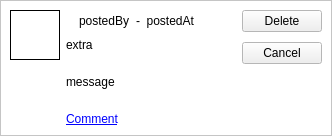
Above: ui/PostItem.ui from dmzdev/stance before the change. Below: the same form after it.
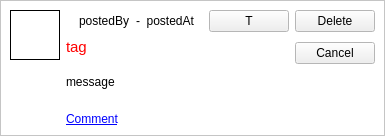
That is the form after the change.

The edit to the form file:
```diff
--- a/ui/PostItem.ui
+++ b/ui/PostItem.ui
@@ -6,7 +6,7 @@
    <rect>
     <x>0</x>
     <y>0</y>
-    <width>332</width>
+    <width>385</width>
     <height>136</height>
    </rect>
   </property>
@@ -197,38 +197,58 @@
         </property>
        </widget>
       </item>
-      <item row="3" column="1">
-       <widget class="QLabel" name="messageLabel">
-        <property name="sizePolicy">
-         <sizepolicy hsizetype="Expanding" vsizetype="MinimumExpanding">
-          <horstretch>0</horstretch>
-          <verstretch>0</verstretch>
-         </sizepolicy>
-        </property>
-        <property name="text">
-         <string>message</string>
-        </property>
-        <property name="alignment">
-         <set>Qt::AlignLeading|Qt::AlignLeft|Qt::AlignTop</set>
-        </property>
-        <property name="wordWrap">
-         <bool>true</bool>
-        </property>
-        <property name="textInteractionFlags">
-         <set>Qt::LinksAccessibleByMouse|Qt::TextSelectableByMouse</set>
-        </property>
-       </widget>
-      </item>
       <item row="2" column="1">
-       <widget class="QLabel" name="extraInfoLabel">
+       <widget class="QLabel" name="tagLabel">
         <property name="sizePolicy">
          <sizepolicy hsizetype="Expanding" vsizetype="MinimumExpanding">
           <horstretch>0</horstretch>
           <verstretch>0</verstretch>
          </sizepolicy>
         </property>
+        <property name="palette">
+         <palette>
+          <active>
+           <colorrole role="WindowText">
+            <brush brushstyle="SolidPattern">
+             <color alpha="255">
+              <red>255</red>
+              <green>0</green>
+              <blue>0</blue>
+             </color>
+            </brush>
+           </colorrole>
+          </active>
+          <inactive>
+           <colorrole role="WindowText">
+            <brush brushstyle="SolidPattern">
+             <color alpha="255">
+              <red>255</red>
+              <green>0</green>
+              <blue>0</blue>
+             </color>
+            </brush>
+           </colorrole>
+          </inactive>
+          <disabled>
+           <colorrole role="WindowText">
+            <brush brushstyle="SolidPattern">
+             <color alpha="255">
+              <red>69</red>
+              <green>69</green>
+              <blue>69</blue>
+             </color>
+            </brush>
+           </colorrole>
+          </disabled>
+         </palette>
+        </property>
+        <property name="font">
+         <font>
+          <pointsize>11</pointsize>
+         </font>
+        </property>
         <property name="text">
-         <string>extra</string>
+         <string>tag</string>
         </property>
         <property name="alignment">
          <set>Qt::AlignLeading|Qt::AlignLeft|Qt::AlignTop</set>
@@ -241,20 +261,49 @@
         </property>
        </widget>
       </item>
-      <item row="2" column="2">
+      <item row="2" column="3">
        <widget class="QPushButton" name="cancelButton">
         <property name="text">
          <string>Cancel</string>
         </property>
        </widget>
       </item>
-      <item row="1" column="2">
+      <item row="1" column="3">
        <widget class="QPushButton" name="closeButton">
         <property name="text">
          <string>Delete</string>
         </property>
        </widget>
       </item>
+      <item row="1" column="2">
+       <widget class="QPushButton" name="tagButton">
+        <property name="text">
+         <string>T</string>
+        </property>
+       </widget>
+      </item>
+      <item row="3" column="1">
+       <widget class="QLabel" name="messageLabel">
+        <property name="sizePolicy">
+         <sizepolicy hsizetype="Expanding" vsizetype="MinimumExpanding">
+          <horstretch>0</horstretch>
+          <verstretch>0</verstretch>
+         </sizepolicy>
+        </property>
+        <property name="text">
+         <string>message</string>
+        </property>
+        <property name="alignment">
+         <set>Qt::AlignLeading|Qt::AlignLeft|Qt::AlignTop</set>
+        </property>
+        <property name="wordWrap">
+         <bool>true</bool>
+        </property>
+        <property name="textInteractionFlags">
+         <set>Qt::LinksAccessibleByMouse|Qt::TextSelectableByMouse</set>
+        </property>
+       </widget>
+      </item>
      </layout>
     </widget>
    </item>
```
